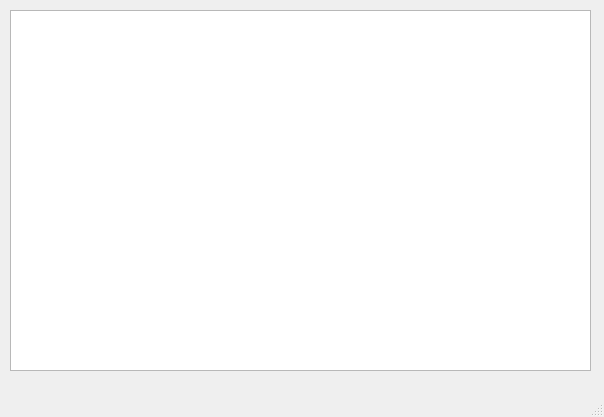
Qt form ui/ui.ui (imuhao/MtHelper) before a commit.
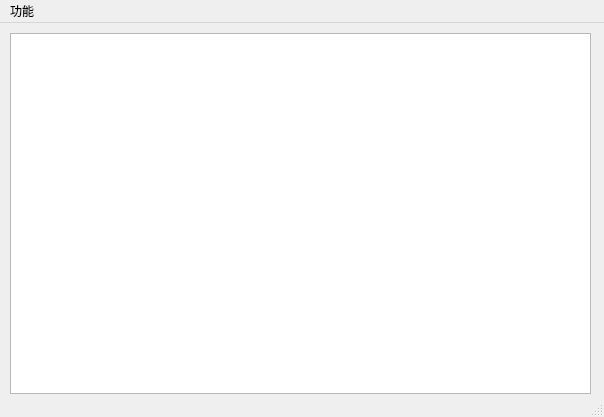
The same form after that commit.

What changed in the file:
```diff
--- a/ui/ui.ui
+++ b/ui/ui.ui
@@ -34,6 +34,14 @@
      <height>21</height>
     </rect>
    </property>
+   <widget class="QMenu" name="menu">
+    <property name="title">
+     <string>功能</string>
+    </property>
+    <addaction name="action1"/>
+    <addaction name="action2"/>
+   </widget>
+   <addaction name="menu"/>
   </widget>
   <widget class="QStatusBar" name="statusbar"/>
   <action name="action1111">
```
Left out of the diff: 10 changed lines with no effect on the pictures.
